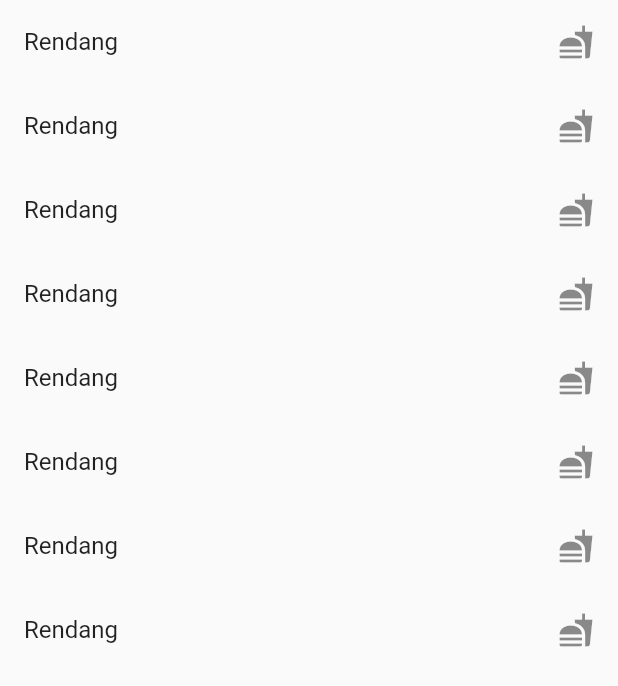
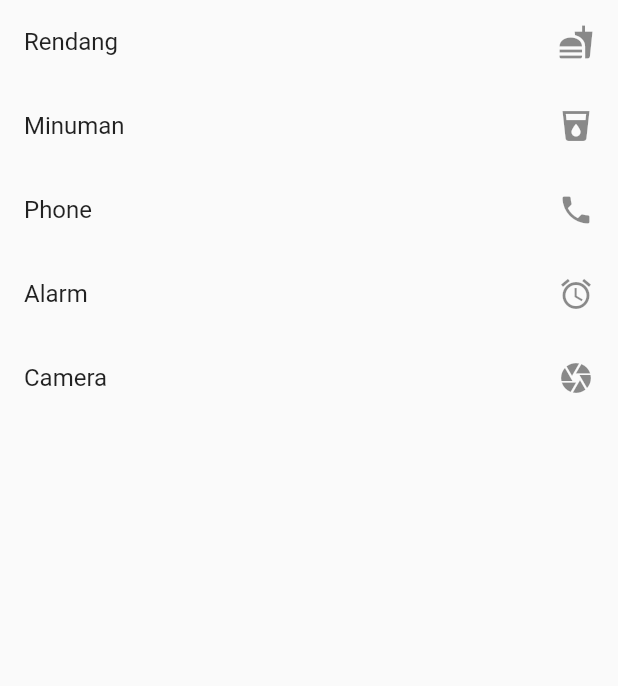
Before and after one commit to roningrum/flutter_dasar, a Flutter app: the screen it shows after launch, on a phone screen of 412 x 824 dp. Shown: the top 686 px of the screen. Run offline on Flutter 3.47's test engine with Material 2 defaults, Android fonts, the phone set to English and light mode, and no system bars.

Commit message:
basic list

```diff
--- a/lib/main.dart
+++ b/lib/main.dart
@@ -43,33 +43,21 @@ class PageList extends StatelessWidget {
            trailing: Icon(Icons.fastfood),
           ),
           new ListTile(
-            title: Text('Rendang'),
-            trailing: Icon(Icons.fastfood),
+            title: Text('Minuman'),
+            trailing: Icon(Icons.local_drink),
           ),
           new ListTile(
-            title: Text('Rendang'),
-            trailing: Icon(Icons.fastfood),
+            title: Text('Phone'),
+            trailing: Icon(Icons.phone),
           ),
           new ListTile(
-            title: Text('Rendang'),
-            trailing: Icon(Icons.fastfood),
+            title: Text('Alarm'),
+            trailing: Icon(Icons.alarm),
           ),
           new ListTile(
-            title: Text('Rendang'),
-            trailing: Icon(Icons.fastfood),
-          ),
-          new ListTile(
-            title: Text('Rendang'),
-            trailing: Icon(Icons.fastfood),
-          ),
-          new ListTile(
-            title: Text('Rendang'),
-            trailing: Icon(Icons.fastfood),
-          ),
-          new ListTile(
-            title: Text('Rendang'),
-            trailing: Icon(Icons.fastfood),
-          ),
+            title: Text('Camera'),
+            trailing: Icon(Icons.camera),
+          )
         ],
       ),
     );
```
